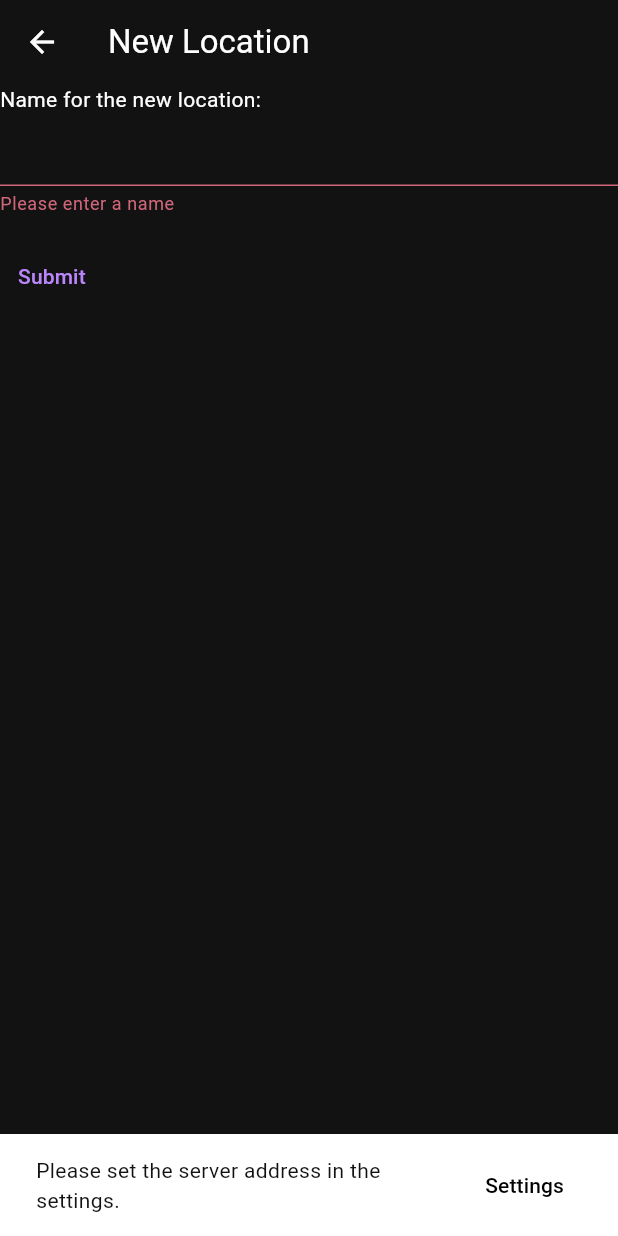
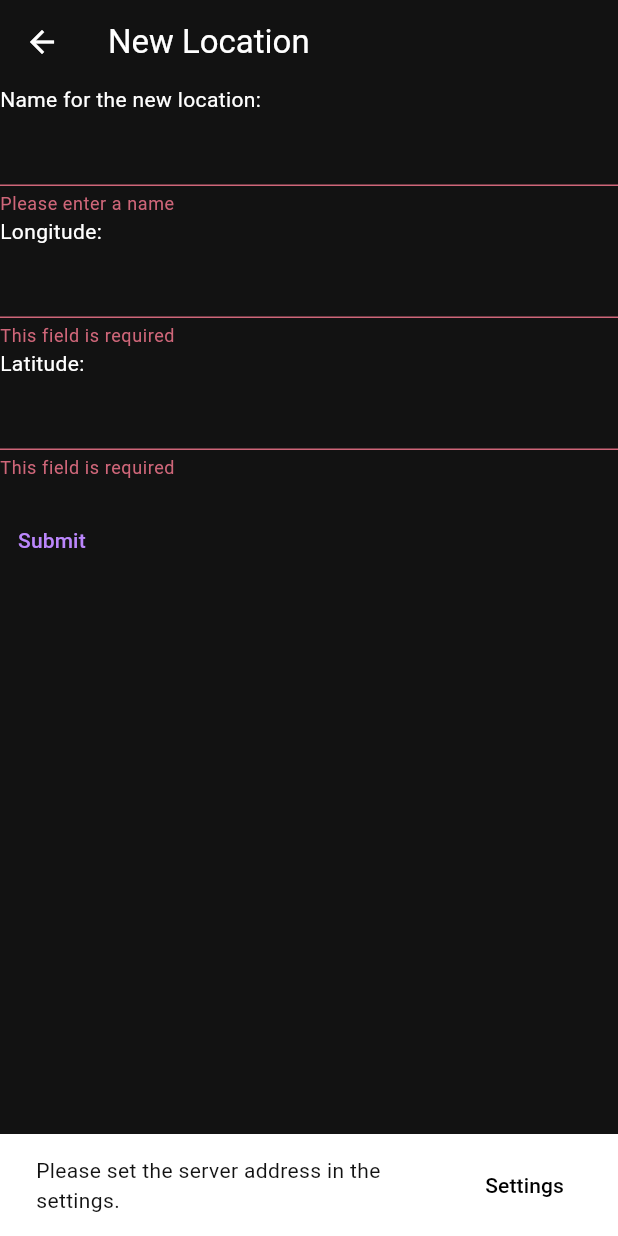
Before and after one commit to SpeedyCodes/salamander-tracking-frontend, a Flutter app: the NewLocationScreen screen opened directly, after a tap on "Submit", on a phone screen of 412 x 824 dp. Run offline on Flutter 3.47's test engine with Material 3 defaults, Android fonts, the light colour scheme and no system bars; our stand-ins replace carousel_slider, image_picker, photo_view, shared_preferences; missing offline and left inert: shared_preferences_android, shared_preferences_ios; accounts and stored records are empty.

```diff
--- a/lib/main.dart
+++ b/lib/main.dart
@@ -232,7 +232,7 @@ class _SightingsPageState extends State<SightingsPage> {
                     bool success = await loginWithResultSnackbar(value!);
                     if (success) {
                       final prefs = await SharedPreferences.getInstance();
-                      prefs.setString('password', value!);
+                      prefs.setString('password', value);
                     }
                   },
                 ),
--- a/lib/models/location.dart
+++ b/lib/models/location.dart
@@ -11,7 +11,7 @@ String locationToJson(Location data) => json.encode(data.toJson());
 class Location {
     int? id;
     String name;
-    List<int> preciseLocation;
+    List<double> preciseLocation;
 
     Location({
         this.id,
@@ -22,7 +22,7 @@ class Location {
     factory Location.fromJson(Map<String, dynamic> json) => Location(
         id: json["id"],
         name: json["name"],
-        preciseLocation: List<int>.from(json["precise_location"].map((x) => x)),
+        preciseLocation: List<double>.from(json["precise_location"].map((x) => x)),
     );
 
     Map<String, dynamic> toJson() => {
--- a/lib/new_location_screen.dart
+++ b/lib/new_location_screen.dart
@@ -1,4 +1,5 @@
 import 'package:flutter/material.dart';
+import 'package:flutter/services.dart';
 import 'package:http/http.dart' as http;
 import 'globals.dart' as globals;
 import 'package:salamander_tracker/models/location.dart';
@@ -9,6 +10,8 @@ class NewLocationScreen extends StatelessWidget {
 
   final GlobalKey<FormState> _formKey = GlobalKey<FormState>();
   String name = '';
+  double longitude = 0;
+  double latitude = 0;
 
   @override
   Widget build(BuildContext context) {
@@ -33,6 +36,22 @@ class NewLocationScreen extends StatelessWidget {
                         return null;
                       },
                     ),
+              const Text('Longitude:'),
+              TextFormField(
+                        keyboardType: TextInputType.number,
+                        inputFormatters: [FilteringTextInputFormatter.allow(RegExp(r'^[+-]?([0-9]+([.][0-9]*)?|[.][0-9]+)$'))],
+                        maxLines: 1,
+                        validator: (val) => val == null || val.isEmpty ? 'This field is required' : null,
+                        onSaved: (newValue) => longitude = double.parse(newValue!),
+                      ),
+              const Text('Latitude:'),
+              TextFormField(
+                        keyboardType: TextInputType.number,
+                        inputFormatters: [FilteringTextInputFormatter.allow(RegExp(r'^[+-]?([0-9]+([.][0-9]*)?|[.][0-9]+)$'))],
+                        maxLines: 1,
+                        validator: (val) => val == null || val.isEmpty ? 'This field is required' : null,
+                        onSaved: (newValue) => latitude = double.parse(newValue!),
+                      ),
               Padding(
                 padding: const EdgeInsets.symmetric(vertical: 16.0),
                 child: TextButton(
@@ -44,7 +63,7 @@ class NewLocationScreen extends StatelessWidget {
                                 Uri.parse(
                                     '${globals.serverAddress}/locations'),
                                 headers: {'Content-Type': 'application/json', "Authorization": globals.authHeader},
-                                body: locationToJson(Location(name: name, preciseLocation: [0, 0])))
+                                body: locationToJson(Location(name: name, preciseLocation: [longitude, latitude])))
                             .then((response) {
                           Navigator.pop(context, locationFromJson(response.body));
                         });
```
Also changed, not shown: lib/image_picker_screen.dart (+60 -1 lines).
